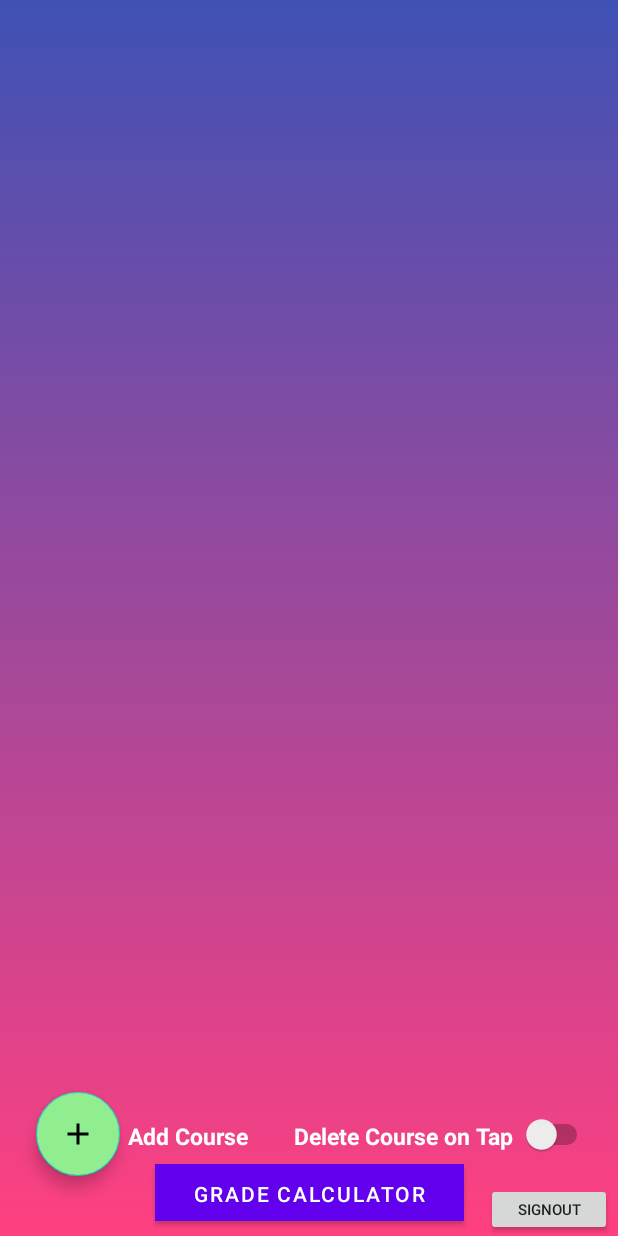
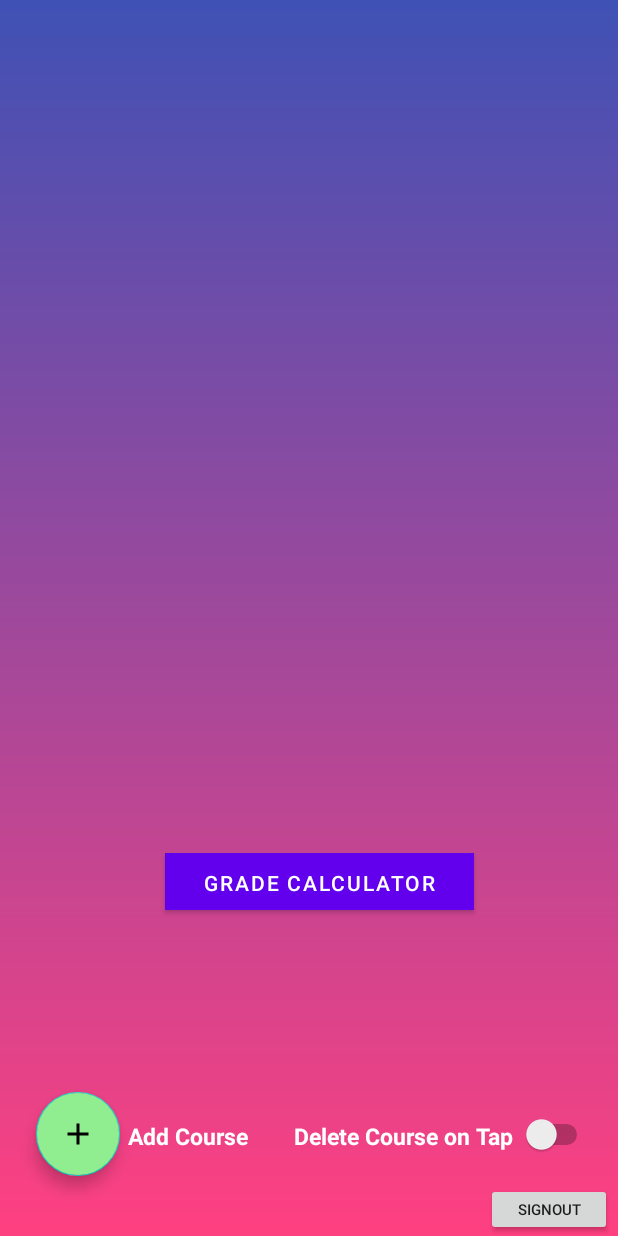
Before and after one commit to aleksandarMilos/FinalProject, an Android app: the layout activity_second_course.xml on its own in the app's theme, with its tools: preview values and no code run, on a phone screen of 412 x 824 dp. Run offline under Robolectric (Android 15) with nearby library versions, the phone set to English and light mode, and no system bars.

Commit message:
Moved button, was overlapping with user Name

```diff
--- a/app/src/main/res/layout/activity_second_course.xml
+++ b/app/src/main/res/layout/activity_second_course.xml
@@ -15,8 +15,8 @@
         android:layout_marginBottom="56dp"
         android:gravity="center"
         android:text="Add Course"
+        android:textColor="@color/white"
         android:textSize="15dp"
-        android:textColor="@color/white"
         android:textStyle="bold"
         app:layout_constraintBottom_toBottomOf="parent"
         app:layout_constraintStart_toEndOf="@+id/addCourseBtn" />
@@ -28,11 +28,11 @@
         android:layout_marginStart="112dp"
         android:layout_marginBottom="56dp"
         android:text="Delete Course on Tap"
+        android:textColor="@color/white"
         android:textSize="15dp"
-        android:textColor="@color/white"
         android:textStyle="bold"
+        app:layout_constraintBottom_toBottomOf="parent"
         app:layout_constraintStart_toStartOf="@+id/newCourseTextView"
-        app:layout_constraintBottom_toBottomOf="parent"
         tools:layout_editor_absoluteY="526dp" />
 
     <com.google.android.material.floatingactionbutton.FloatingActionButton
@@ -49,8 +49,8 @@
 
     <ListView
         android:id="@+id/listViewData"
-        android:layout_width="364dp"
-        android:layout_height="475dp"
+        android:layout_width="380dp"
+        android:layout_height="416dp"
         app:layout_constraintBottom_toBottomOf="parent"
         app:layout_constraintEnd_toEndOf="parent"
         app:layout_constraintHorizontal_bias="0.489"
@@ -93,14 +93,16 @@
         android:id="@+id/calculator"
         android:layout_width="206dp"
         android:layout_height="38dp"
-        android:layout_marginStart="23dp"
-        android:layout_marginTop="8dp"
+        android:layout_marginStart="110dp"
+        android:layout_marginTop="458dp"
+        android:layout_marginBottom="107dp"
         android:background="@color/Chartreuse"
         android:fadingEdge="horizontal|vertical"
         android:paddingHorizontal="3dp"
         android:text="grade calculator"
-        app:layout_constraintStart_toEndOf="@+id/addCourseBtn"
-        app:layout_constraintTop_toBottomOf="@+id/newCourseTextView" />
+        app:layout_constraintBottom_toBottomOf="parent"
+        app:layout_constraintStart_toStartOf="parent"
+        app:layout_constraintTop_toTopOf="parent" />
 
 
 </androidx.constraintlayout.widget.ConstraintLayout>
```
